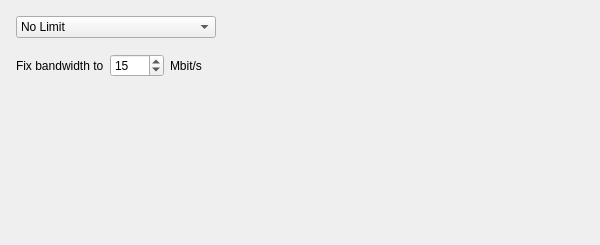
This is vms/client/nx_vms_client_desktop/src/nx/vms/client/desktop/resource_properties/server/widgets/backup_bandwidth_settings_widget.ui in networkoptix/nx_open as Qt 5 draws it before an edit. The edited form follows.
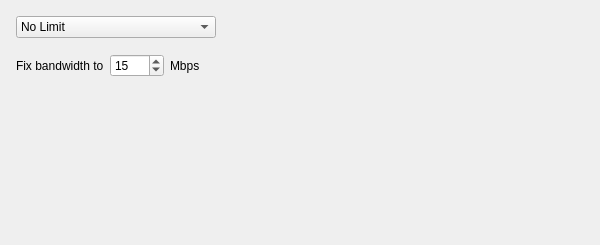
This is the edited form. The open tabs and pages were chosen to show the change. Custom widgets are drawn as their Qt base class.

Commit message: VMS-54492: Use Mbps instead of Mbit/s

Patch:
```diff
--- a/vms/client/nx_vms_client_desktop/src/nx/vms/client/desktop/resource_properties/server/widgets/backup_bandwidth_settings_widget.ui
+++ b/vms/client/nx_vms_client_desktop/src/nx/vms/client/desktop/resource_properties/server/widgets/backup_bandwidth_settings_widget.ui
@@ -145,7 +145,7 @@
            <item>
             <widget class="QLabel" name="fixedLimitSuffixLabel">
              <property name="text">
-              <string>Mbit/s</string>
+              <string>Mbps</string>
              </property>
             </widget>
            </item>
```
Left out of the diff: 2 changed lines with no effect on the pictures. The commit also changes 1 other file.
